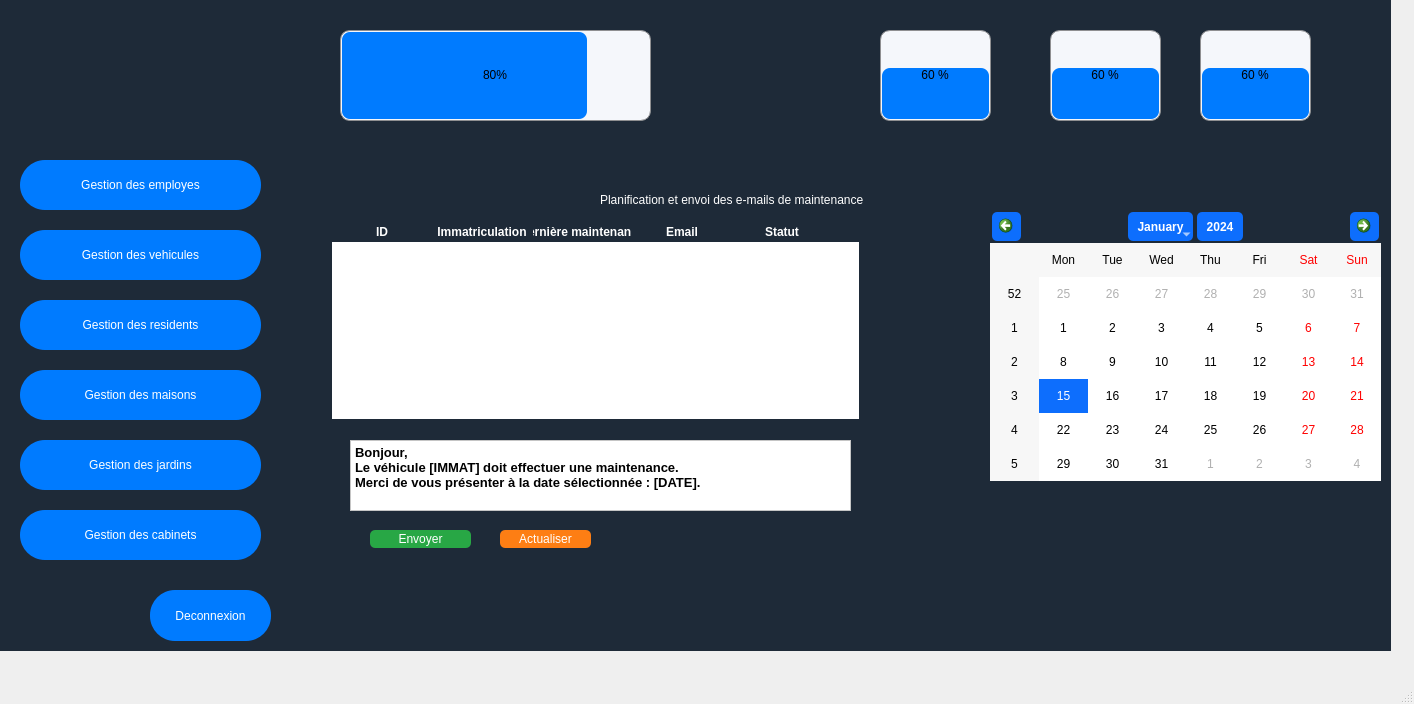
This is mainwindow.ui in hamdidhiaeddine/SmartCity- as Qt 5 draws it before an edit. The edited form follows.
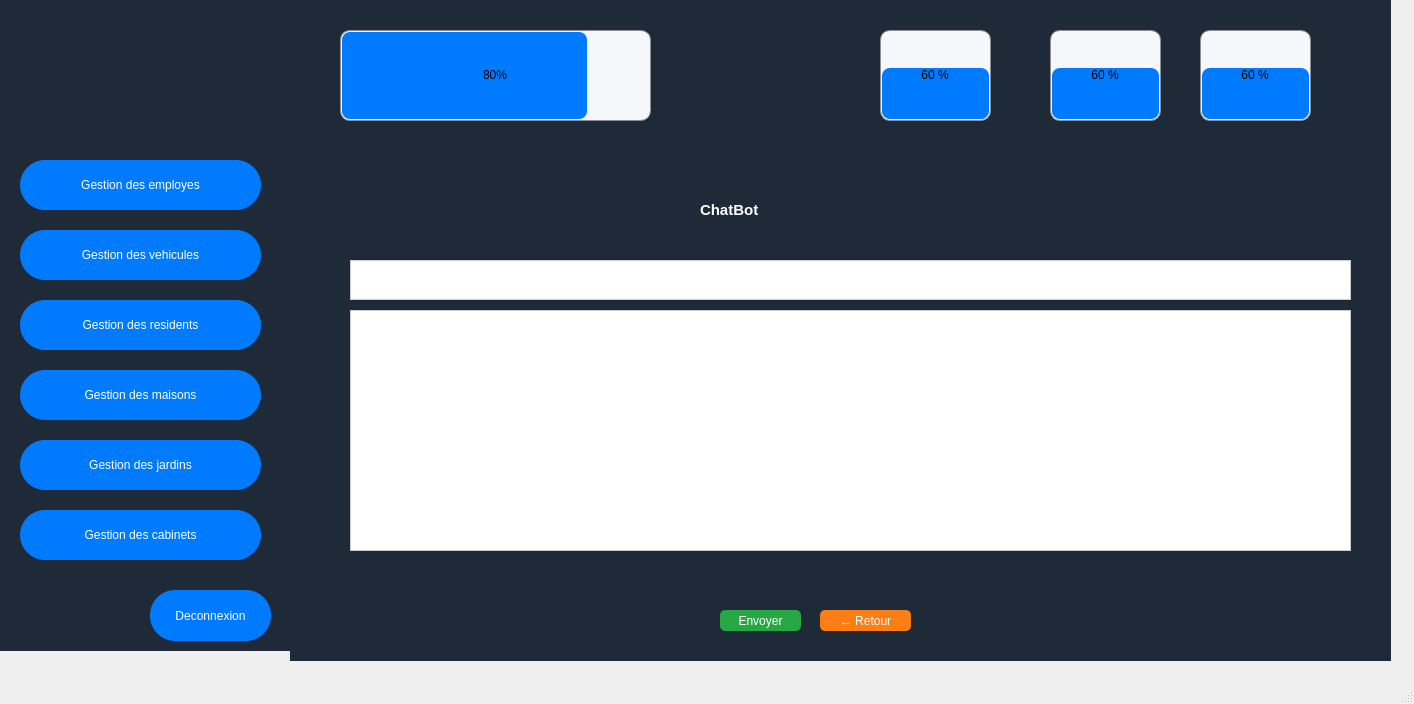
This is the edited form. The open tabs and pages were chosen to show the change. Icons and pictures are not drawn.

Patch:
```diff
--- a/mainwindow.ui
+++ b/mainwindow.ui
@@ -20,7 +20,7 @@
       <x>290</x>
       <y>0</y>
       <width>1101</width>
-      <height>651</height>
+      <height>701</height>
      </rect>
     </property>
     <property name="currentIndex">
@@ -1573,194 +1573,34 @@
         <property name="frameShape">
          <enum>QFrame::Shape::NoFrame</enum>
         </property>
-        <widget class="QCalendarWidget" name="calendarWidget">
-         <property name="geometry">
-          <rect>
-           <x>700</x>
-           <y>40</y>
-           <width>391</width>
-           <height>271</height>
-          </rect>
-         </property>
-         <property name="styleSheet">
-          <string notr="true">QCalendarWidget {
-    background-color: #F5F7FB;      /* Soft white background */
-    border: 1px solid #8f8f91;
-    border-radius: 10px;
-    selection-background-color: #0D6EFD; /* Blue selection */
-    selection-color: white;         /* White text on selection */
-}
-
-/* Header (month and year area) */
-QCalendarWidget QToolButton {
-    background-color: #0D6EFD;
-    color: white;
-    border: none;
-    border-radius: 5px;
-    margin: 2px;
-    padding: 5px;
-    font-weight: bold;
-}
-
-QCalendarWidget QToolButton:hover {
-    background-color: #007BFF; /* Slightly lighter on hover */
-}
-
-/* Navigation arrows */
-QCalendarWidget QToolButton::menu-indicator {
-    image: none;
-}
-
-/* Weekday labels (Mon, Tue, etc.) */
-QCalendarWidget QTableView {
-    selection-background-color: #0D6EFD;
-    selection-color: white;
-    background-color: white;
-    border-radius: 5px;
-}
-
-/* Days grid */
-QCalendarWidget QAbstractItemView:enabled {
-    color: #000000;
-    background-color: white;
-    selection-background-color: #0D6EFD;
-    selection-color: white;
-    border-radius: 4px;
-    outline: none;
-}
-
-/* Disable days (outside current month) */
-QCalendarWidget QAbstractItemView:disabled {
-    color: #b0b0b0;
-}</string>
-         </property>
-        </widget>
         <widget class="QLabel" name="label_16">
          <property name="geometry">
           <rect>
-           <x>310</x>
-           <y>20</y>
-           <width>561</width>
-           <height>20</height>
+           <x>410</x>
+           <y>19</y>
+           <width>131</width>
+           <height>41</height>
           </rect>
          </property>
+         <property name="font">
+          <font>
+           <family>Arial</family>
+           <pointsize>11</pointsize>
+           <italic>false</italic>
+           <bold>true</bold>
+          </font>
+         </property>
          <property name="text">
-          <string>Planification et envoi des e-mails de maintenance</string>
+          <string>ChatBot</string>
          </property>
         </widget>
-        <widget class="QTableWidget" name="tableau_6">
+        <widget class="QPushButton" name="btnSendChatVehicule">
          <property name="geometry">
           <rect>
-           <x>40</x>
-           <y>50</y>
-           <width>531</width>
-           <height>201</height>
-          </rect>
-         </property>
-         <property name="styleSheet">
-          <string notr="true">QTableWidget {
-    background-color: white;        /* cellules blanches */
-    color: #1e2a38;                 /* texte bleu foncé */
-    border: 2px solid #1e2a38;      /* bordures du tableau */
-    font: bold 11pt &quot;Arial&quot;;
-}
-
-QTableWidget::item {
-    background-color: white;        /* garde les cellules blanches */
-    color: #1e2a38;
-}
-
-QHeaderView::section {
-    background-color: #1e2a38;      /* en-tête bleu foncé */
-    color: white;                   /* texte blanc */
-    font: bold 11pt &quot;Arial&quot;;
-    border: 1px solid #1e2a38;
-}
-</string>
-         </property>
-         <column>
-          <property name="text">
-           <string>ID</string>
-          </property>
-          <property name="font">
-           <font>
-            <bold>true</bold>
-           </font>
-          </property>
-         </column>
-         <column>
-          <property name="text">
-           <string>Immatriculation</string>
-          </property>
-          <property name="font">
-           <font>
-            <bold>true</bold>
-           </font>
-          </property>
-         </column>
-         <column>
-          <property name="text">
-           <string>Dernière maintenance</string>
-          </property>
-          <property name="font">
-           <font>
-            <bold>true</bold>
-           </font>
-          </property>
-         </column>
-         <column>
-          <property name="text">
-           <string>Email</string>
-          </property>
-          <property name="font">
-           <font>
-            <bold>true</bold>
-           </font>
-          </property>
-         </column>
-         <column>
-          <property name="text">
-           <string>Statut</string>
-          </property>
-          <property name="font">
-           <font>
-            <bold>true</bold>
-           </font>
-          </property>
-         </column>
-        </widget>
-        <widget class="QTextEdit" name="textEdit">
-         <property name="geometry">
-          <rect>
-           <x>60</x>
-           <y>270</y>
-           <width>501</width>
-           <height>71</height>
-          </rect>
-         </property>
-         <property name="styleSheet">
-          <string notr="true">background-color: rgb(255, 255, 255);</string>
-         </property>
-         <property name="html">
-          <string>&lt;!DOCTYPE HTML PUBLIC &quot;-//W3C//DTD HTML 4.0//EN&quot; &quot;http://www.w3.org/TR/REC-html40/strict.dtd&quot;&gt;
-&lt;html&gt;&lt;head&gt;&lt;meta name=&quot;qrichtext&quot; content=&quot;1&quot; /&gt;&lt;meta charset=&quot;utf-8&quot; /&gt;&lt;style type=&quot;text/css&quot;&gt;
-p, li { white-space: pre-wrap; }
-hr { height: 1px; border-width: 0; }
-li.unchecked::marker { content: &quot;\2610&quot;; }
-li.checked::marker { content: &quot;\2612&quot;; }
-&lt;/style&gt;&lt;/head&gt;&lt;body style=&quot; font-family:'Arial'; font-size:11pt; font-weight:700; font-style:normal;&quot;&gt;
-&lt;p style=&quot; margin-top:0px; margin-bottom:0px; margin-left:0px; margin-right:0px; -qt-block-indent:0; text-indent:0px;&quot;&gt;&lt;span style=&quot; font-size:10pt; color:#000000;&quot;&gt;Bonjour,&lt;/span&gt;&lt;/p&gt;
-&lt;p style=&quot; margin-top:0px; margin-bottom:0px; margin-left:0px; margin-right:0px; -qt-block-indent:0; text-indent:0px;&quot;&gt;&lt;span style=&quot; font-size:10pt; color:#000000;&quot;&gt;Le véhicule [IMMAT] doit effectuer une maintenance.&lt;/span&gt;&lt;/p&gt;
-&lt;p style=&quot; margin-top:0px; margin-bottom:0px; margin-left:0px; margin-right:0px; -qt-block-indent:0; text-indent:0px;&quot;&gt;&lt;span style=&quot; font-size:10pt; color:#000000;&quot;&gt;Merci de vous présenter à la date sélectionnée : [DATE].&lt;/span&gt;&lt;/p&gt;&lt;/body&gt;&lt;/html&gt;</string>
-         </property>
-        </widget>
-        <widget class="QPushButton" name="ajouter_6">
-         <property name="geometry">
-          <rect>
-           <x>80</x>
-           <y>360</y>
-           <width>101</width>
-           <height>18</height>
+           <x>430</x>
+           <y>440</y>
+           <width>81</width>
+           <height>21</height>
           </rect>
          </property>
          <property name="styleSheet">
@@ -1779,10 +1619,10 @@
         <widget class="QPushButton" name="modifier_6">
          <property name="geometry">
           <rect>
-           <x>210</x>
-           <y>360</y>
+           <x>530</x>
+           <y>440</y>
            <width>91</width>
-           <height>18</height>
+           <height>21</height>
           </rect>
          </property>
          <property name="styleSheet">
@@ -1794,7 +1634,46 @@
 </string>
          </property>
          <property name="text">
-          <string>Actualiser</string>
+          <string>← Retour</string>
+         </property>
+        </widget>
+        <widget class="QTextEdit" name="textEditChatOutputVehicule">
+         <property name="geometry">
+          <rect>
+           <x>60</x>
+           <y>140</y>
+           <width>1001</width>
+           <height>241</height>
+          </rect>
+         </property>
+         <property name="styleSheet">
+          <string notr="true">QTextEdit {
+    background: #ffffff;
+    color: #000000;
+    border: 1px solid #cccccc;
+}
+</string>
+         </property>
+         <property name="readOnly">
+          <bool>true</bool>
+         </property>
+        </widget>
+        <widget class="QTextEdit" name="textEditChatInputVehicule">
+         <property name="geometry">
+          <rect>
+           <x>60</x>
+           <y>90</y>
+           <width>1001</width>
+           <height>40</height>
+          </rect>
+         </property>
+         <property name="styleSheet">
+          <string notr="true">QTextEdit {
+    color: black;
+    background-color: white;
+    border: 1px solid #cccccc;
+}
+</string>
          </property>
         </widget>
        </widget>
```
Left out of the diff: 1036 changed lines with no effect on the pictures.
